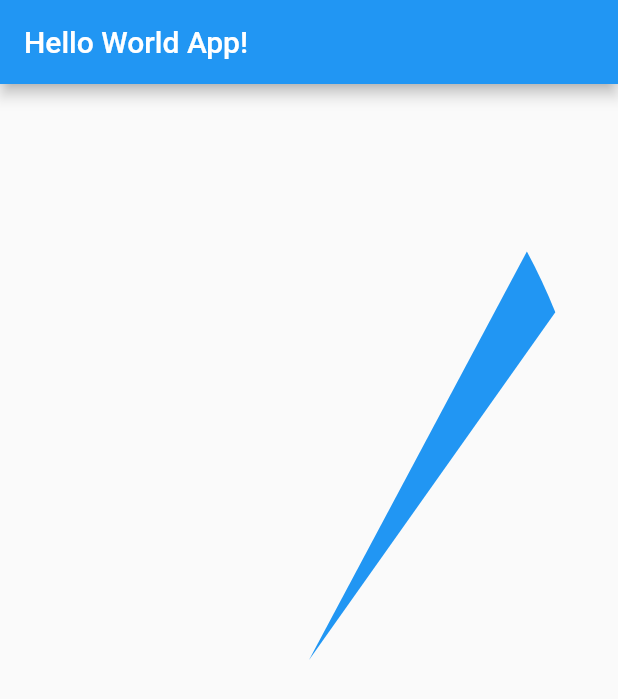
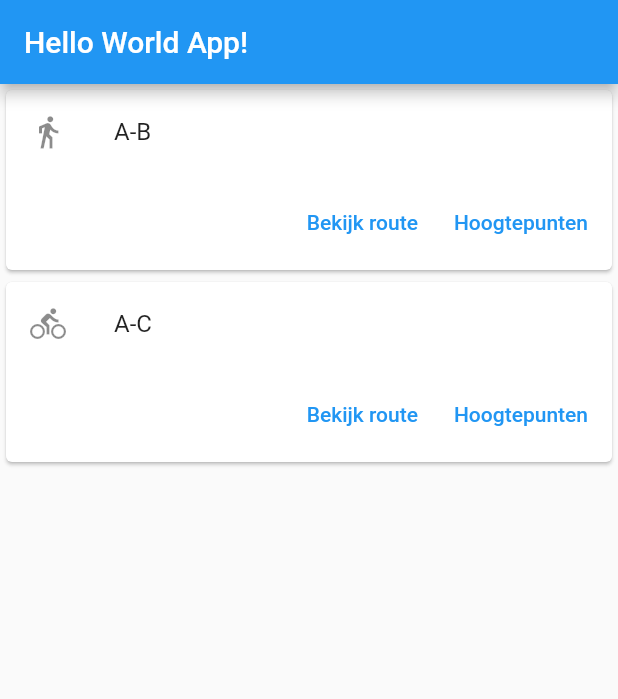
Before and after one commit to galileo-academy-wmiw/robin.dommelen-flutter, a Flutter app: the screen it shows after launch, on a phone screen of 412 x 824 dp. Shown: the top 699 px of the screen. Run offline on Flutter 3.47's test engine with Material 2 defaults, Android fonts, the phone set to English and light mode, and no system bars; our stand-ins replace audioplayers, video_player.

Commit message:
push: H4.16

```diff
--- a/hello-world/lib/main.dart
+++ b/hello-world/lib/main.dart
@@ -33,42 +33,6 @@ class AppRoot extends StatelessWidget {
   }
 }
 
-class PainterTest extends CustomPainter {
-
-  final double _startAngle;
-
-  PainterTest(this._startAngle);
-
-  @override
-  void paint(Canvas canvas, Size size) {
-    Rect rect = Rect.fromLTWH(0, 0, size.width, size.height);
-
-    Path path = Path();
-    path.lineTo(0, size.height);
-    path.lineTo(size.width, 0);
-    path.close();
-
-    var center = Offset(size.width / 2, size.height / 2);
-
-    final Paint paint = Paint();
-
-    paint.color = Colors.blue;
-    canvas.drawArc(rect, _startAngle, 0.14, true, paint);
-
-    //paint.color = Colors.yellow;
-    //canvas.drawPath(path, paint);
-
-    //paint.color = Colors.red;
-    //canvas.drawCircle(center, 200, paint);
-  }
-
-  @override
-  bool shouldRepaint(covariant CustomPainter oldDelegate) {
-    return true;
-  }
-
-}
-
 class AppTree extends StatefulWidget {
 
   @override
@@ -77,43 +41,61 @@ class AppTree extends StatefulWidget {
 
 class _AppTreeState extends State<AppTree> with SingleTickerProviderStateMixin {
 
-  Color v_color = Colors.yellow;
-  double v_width = 200;
-  double v_height = 100;
-
-  late Animation<double> _animation;
-  late AnimationController _animationController;
-
   @override
   void initState() {
     super.initState();
 
-    _animationController = AnimationController(
-        vsync: this,
-      duration: const Duration(seconds: 2),
-    );
-
-    _animation = Tween(begin: 0.0, end: 6.28).animate(_animationController);
-    _animation.addListener(() { setState(() {}); });
-
-    _animationController.forward();
-    _animation.addStatusListener((status) {
-      if(status == AnimationStatus.completed) _animationController.repeat();
-    });
   }
 
   @override
   void dispose() {
     super.dispose();
-    _animationController.dispose();
   }
 
   @override
   Widget build(BuildContext context) {
-
-    return CustomPaint(
-      painter: PainterTest(_animation.value),
-      size: MediaQuery.of(context).size,
+    return ListView(
+      children: [
+        RouteMap(Icons.directions_walk, "A-B"),
+        RouteMap(Icons.directions_bike, "A-C"),
+      ],
     );
   }
 }
+
+class RouteMap extends StatelessWidget {
+  final IconData _icon;
+  final String _text;
+
+  RouteMap(this._icon, this._text);
+
+  @override
+  Widget build(BuildContext context) {
+    return Dismissible(
+      key: Key(this._text),
+      background: Container(color: Colors.red),
+      child: Card(
+          child: Column(
+              children: [
+                ListTile(
+                  leading: Icon(_icon),
+                  title: Text(_text),
+                ),
+                ButtonBar(
+                  children: [
+                    TextButton(
+                      child: Text("Bekijk route"),
+                      onPressed: () {},
+                    ),
+                    TextButton(
+                        onPressed: () {},
+                        child: Text("Hoogtepunten")
+                    )
+                  ],
+                )
+              ]
+          )
+      ),
+    );
+  }
+}
```
